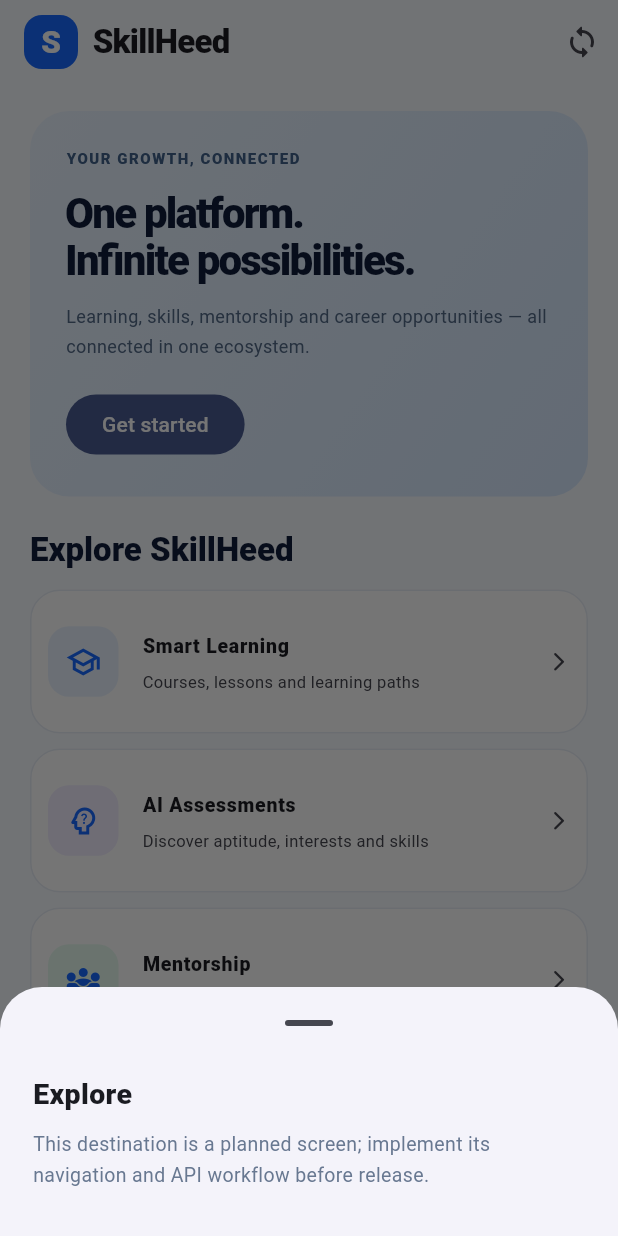
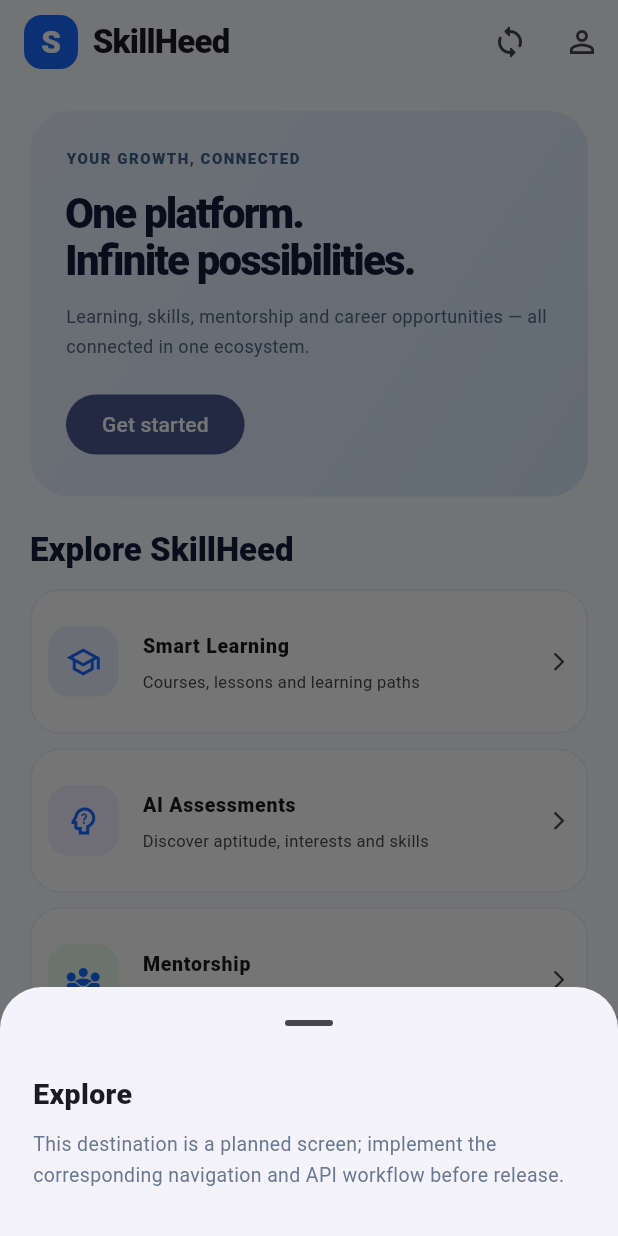
Before and after one commit to rohit552/agent2026, a Flutter app: the screen it shows after launch, item 2 of the bottom bar chosen, on a phone screen of 412 x 824 dp. Run offline on Flutter 3.47's test engine with Material 3 defaults, Android fonts, the light colour scheme and no system bars; our stand-ins replace flutter_secure_storage; network calls fail.

Commit message:
Connect Flutter home screen to secure account session and auth screen

```diff
--- a/apps/mobile/lib/screens/home_screen.dart
+++ b/apps/mobile/lib/screens/home_screen.dart
@@ -1,5 +1,7 @@
 import 'package:flutter/material.dart';
 import '../services/api_client.dart';
+import '../services/auth_service.dart';
+import 'auth_screen.dart';
 
 class HomeScreen extends StatefulWidget {
   const HomeScreen({super.key});
@@ -9,10 +11,17 @@
 
 class _HomeScreenState extends State<HomeScreen> {
   final _api = ApiClient();
+  final _auth = AuthService();
   String _apiState = 'Checking API connection…';
+  Map<String, dynamic>? _currentUser;
+  bool _loadingProfile = true;
 
   @override
-  void initState() { super.initState(); _checkApi(); }
+  void initState() {
+    super.initState();
+    _checkApi();
+    _restoreSession();
+  }
 
   Future<void> _checkApi() async {
     try {
@@ -25,6 +34,69 @@
     }
   }
 
+  Future<void> _restoreSession() async {
+    try {
+      final user = await _auth.currentUser();
+      if (!mounted) return;
+      setState(() { _currentUser = user; _loadingProfile = false; });
+    } catch (_) {
+      if (!mounted) return;
+      setState(() => _loadingProfile = false);
+    }
+  }
+
+  Future<void> _openAccount() async {
+    if (_currentUser == null) {
+      final user = await Navigator.of(context).push<Map<String, dynamic>>(
+        MaterialPageRoute(builder: (_) => const AuthScreen()),
+      );
+      if (!mounted) return;
+      if (user != null) setState(() => _currentUser = user);
+      return;
+    }
+
+    await showModalBottomSheet<void>(
+      context: context,
+      showDragHandle: true,
+      builder: (sheetContext) => SafeArea(child: Padding(
+        padding: const EdgeInsets.fromLTRB(22, 10, 22, 25),
+        child: Column(mainAxisSize: MainAxisSize.min, crossAxisAlignment: CrossAxisAlignment.start, children: [
+          Text(_currentUser?['fullName']?.toString() ?? 'SkillHeed user', style: const TextStyle(fontSize: 19, fontWeight: FontWeight.w800)),
+          const SizedBox(height: 5),
+          Text(_currentUser?['email']?.toString() ?? '', style: const TextStyle(fontSize: 12, color: Color(0xFF687891))),
+          const SizedBox(height: 8),
+          Text('Role: ${_currentUser?['role'] ?? 'USER'}', style: const TextStyle(fontSize: 11, color: Color(0xFF687891))),
+          const SizedBox(height: 18),
+          OutlinedButton.icon(
+            onPressed: () async {
+              await _auth.logout();
+              if (!mounted) return;
+              Navigator.of(sheetContext).pop();
+              setState(() => _currentUser = null);
+            },
+            icon: const Icon(Icons.logout),
+            label: const Text('Sign out'),
+          ),
+        ]),
+      )),
+    );
+  }
+
+  void _showInfo(BuildContext context, String title, String body) {
+    showModalBottomSheet<void>(
+      context: context,
+      showDragHandle: true,
+      builder: (context) => Padding(
+        padding: const EdgeInsets.fromLTRB(22, 10, 22, 30),
+        child: Column(mainAxisSize: MainAxisSize.min, crossAxisAlignment: CrossAxisAlignment.start, children: [
+          Text(title, style: const TextStyle(fontSize: 19, fontWeight: FontWeight.w800)),
+          const SizedBox(height: 9),
+          Text(body, style: const TextStyle(fontSize: 13, height: 1.65, color: Color(0xFF687891))),
+        ]),
+      ),
+    );
+  }
+
   @override
   Widget build(BuildContext context) {
     final modules = [
@@ -35,52 +107,79 @@
       ('Olympiads & Quests','Join challenges and competitions',Icons.emoji_events_outlined,const Color(0xFFFFF5DF)),
       ('Sports & Talent','Showcase achievements and discover events',Icons.sports_soccer_outlined,const Color(0xFFE7FAFF)),
     ];
+
     return Scaffold(
       appBar: AppBar(
         backgroundColor: const Color(0xFFF7FAFF),
         title: Row(children: [
-          Container(width:36,height:36,alignment:Alignment.center,decoration:BoxDecoration(color:const Color(0xFF1769FF),borderRadius:BorderRadius.circular(12)),
-            child: const Text('S',style:TextStyle(color:Colors.white,fontWeight:FontWeight.w800,fontSize:21))),
-          const SizedBox(width:10), const Text('SkillHeed',style:TextStyle(fontWeight:FontWeight.w800,letterSpacing:-.5)),
+          Container(
+            width: 36, height: 36,
+            alignment: Alignment.center,
+            decoration: BoxDecoration(color: const Color(0xFF1769FF), borderRadius: BorderRadius.circular(12)),
+            child: const Text('S', style: TextStyle(color: Colors.white, fontWeight: FontWeight.w800, fontSize: 21)),
+          ),
+          const SizedBox(width: 10),
+          const Text('SkillHeed', style: TextStyle(fontWeight: FontWeight.w800, letterSpacing: -.5)),
         ]),
-        actions: [IconButton(onPressed:_checkApi,icon:const Icon(Icons.sync_rounded),tooltip:'Check API')],
+        actions: [
+          IconButton(onPressed: _checkApi, icon: const Icon(Icons.sync_rounded), tooltip: 'Check API'),
+          IconButton(onPressed: _openAccount, icon: Icon(_currentUser == null ? Icons.person_outline : Icons.account_circle_outlined), tooltip: _currentUser == null ? 'Sign in' : 'Account'),
+        ],
       ),
-      body: SafeArea(child: ListView(padding:const EdgeInsets.fromLTRB(20,18,20,30),children:[
-        Container(padding:const EdgeInsets.all(24),decoration:BoxDecoration(borderRadius:BorderRadius.circular(26),gradient:const LinearGradient(colors:[Color(0xFFEAF4FF),Color(0xFFD7E9FF)],begin:Alignment.topLeft,end:Alignment.bottomRight)),
-          child:Column(crossAxisAlignment:CrossAxisAlignment.start,children:[
-            const Text('YOUR GROWTH, CONNECTED',style:TextStyle(fontSize:10,letterSpacing:1,fontWeight:FontWeight.w800,color:Color(0xFF41628B))),
-            const SizedBox(height:15),
-            Text('One platform.\nInfinite possibilities.',style:Theme.of(context).textTheme.headlineMedium?.copyWith(fontWeight:FontWeight.w800,color:const Color(0xFF101D3A),height:1.12,letterSpacing:-1.2)),
-            const SizedBox(height:12),
-            const Text('Learning, skills, mentorship and career opportunities — all connected in one ecosystem.',style:TextStyle(fontSize:12,height:1.7,color:Color(0xFF536A88))),
-            const SizedBox(height:18),
-            FilledButton(onPressed:()=>_showInfo(context,'Create account','Connect this action to the registration endpoint and a verified email/OTP provider.'),child:const Text('Get started')),
-          ])),
-        const SizedBox(height:22),
-        Text('Explore SkillHeed',style:Theme.of(context).textTheme.titleLarge?.copyWith(fontWeight:FontWeight.w800,color:const Color(0xFF101D3A))),
-        const SizedBox(height:12),
-        ...modules.map((m)=>Card(margin:const EdgeInsets.only(bottom:10),child:ListTile(contentPadding:const EdgeInsets.all(12),
-          leading:Container(width:47,height:47,decoration:BoxDecoration(color:m.$4,borderRadius:BorderRadius.circular(14)),child:Icon(m.$3,color:const Color(0xFF1769FF))),
-          title:Text(m.$1,style:const TextStyle(fontWeight:FontWeight.w800,fontSize:13)),
-          subtitle:Padding(padding:const EdgeInsets.only(top:5),child:Text(m.$2,style:const TextStyle(fontSize:11,height:1.5))),
-          trailing:const Icon(Icons.arrow_forward_ios_rounded,size:15),
-          onTap:()=>_showInfo(context,m.$1,'This module UI and protected API endpoints need to be implemented before enabling live actions.'),
-        ))),
-        const SizedBox(height:8),
-        Row(children:[Icon(_apiState=='API connected'?Icons.check_circle:Icons.info_outline,size:16,color:_apiState=='API connected'?Colors.green:Colors.blueGrey),const SizedBox(width:8),Expanded(child:Text(_apiState,style:const TextStyle(fontSize:10,color:Color(0xFF687891))))]),
-      ])),
-      bottomNavigationBar:NavigationBar(selectedIndex:0,destinations:const[
-        NavigationDestination(icon:Icon(Icons.home_outlined),selectedIcon:Icon(Icons.home),label:'Home'),
-        NavigationDestination(icon:Icon(Icons.explore_outlined),label:'Explore'),
-        NavigationDestination(icon:Icon(Icons.bookmark_border),label:'Saved'),
-        NavigationDestination(icon:Icon(Icons.person_outline),label:'Profile'),
-      ],onDestinationSelected:(i){if(i!=0)_showInfo(context,['Home','Explore','Saved','Profile'][i],'This destination is a planned screen; implement its navigation and API workflow before release.');}),
+      body: SafeArea(child: ListView(
+        padding: const EdgeInsets.fromLTRB(20, 18, 20, 30),
+        children: [
+          Container(
+            padding: const EdgeInsets.all(24),
+            decoration: BoxDecoration(
+              borderRadius: BorderRadius.circular(26),
+              gradient: const LinearGradient(colors: [Color(0xFFEAF4FF), Color(0xFFD7E9FF)], begin: Alignment.topLeft, end: Alignment.bottomRight),
+            ),
+            child: Column(crossAxisAlignment: CrossAxisAlignment.start, children: [
+              const Text('YOUR GROWTH, CONNECTED', style: TextStyle(fontSize: 10, letterSpacing: 1, fontWeight: FontWeight.w800, color: Color(0xFF41628B))),
+              const SizedBox(height: 15),
+              Text('One platform.\nInfinite possibilities.', style: Theme.of(context).textTheme.headlineMedium?.copyWith(fontWeight: FontWeight.w800, color: const Color(0xFF101D3A), height: 1.12, letterSpacing: -1.2)),
+              const SizedBox(height: 12),
+              const Text('Learning, skills, mentorship and career opportunities — all connected in one ecosystem.', style: TextStyle(fontSize: 12, height: 1.7, color: Color(0xFF536A88))),
+              const SizedBox(height: 18),
+              FilledButton(onPressed: _currentUser == null ? _openAccount : () => _showInfo(context, 'Welcome to SkillHeed', 'Your account is connected. Your personalized learning dashboard will be enabled as product modules are released.'), child: Text(_currentUser == null ? 'Get started' : 'Welcome, ${_currentUser?['fullName']?.toString().split(' ').first ?? 'Learner'}')),
+            ]),
+          ),
+          const SizedBox(height: 22),
+          Text('Explore SkillHeed', style: Theme.of(context).textTheme.titleLarge?.copyWith(fontWeight: FontWeight.w800, color: const Color(0xFF101D3A))),
+          const SizedBox(height: 12),
+          ...modules.map((m) => Card(
+            margin: const EdgeInsets.only(bottom: 10),
+            child: ListTile(
+              contentPadding: const EdgeInsets.all(12),
+              leading: Container(width: 47, height: 47, decoration: BoxDecoration(color: m.$4, borderRadius: BorderRadius.circular(14)), child: Icon(m.$3, color: const Color(0xFF1769FF))),
+              title: Text(m.$1, style: const TextStyle(fontWeight: FontWeight.w800, fontSize: 13)),
+              subtitle: Padding(padding: const EdgeInsets.only(top: 5), child: Text(m.$2, style: const TextStyle(fontSize: 11, height: 1.5))),
+              trailing: const Icon(Icons.arrow_forward_ios_rounded, size: 15),
+              onTap: () => _showInfo(context, m.$1, 'This module UI and its protected API endpoints need to be implemented before enabling live actions.'),
+            ),
+          )),
+          const SizedBox(height: 8),
+          Row(children: [
+            Icon(_apiState == 'API connected' ? Icons.check_circle : Icons.info_outline, size: 16, color: _apiState == 'API connected' ? Colors.green : Colors.blueGrey),
+            const SizedBox(width: 8),
+            Expanded(child: Text(_loadingProfile ? 'Restoring secure session…' : _apiState, style: const TextStyle(fontSize: 10, color: Color(0xFF687891)))),
+          ]),
+        ],
+      )),
+      bottomNavigationBar: NavigationBar(
+        selectedIndex: 0,
+        destinations: const [
+          NavigationDestination(icon: Icon(Icons.home_outlined), selectedIcon: Icon(Icons.home), label: 'Home'),
+          NavigationDestination(icon: Icon(Icons.explore_outlined), label: 'Explore'),
+          NavigationDestination(icon: Icon(Icons.bookmark_border), label: 'Saved'),
+          NavigationDestination(icon: Icon(Icons.person_outline), label: 'Profile'),
+        ],
+        onDestinationSelected: (index) {
+          if (index == 3) { _openAccount(); return; }
+          if (index != 0) _showInfo(context, ['Home','Explore','Saved','Profile'][index], 'This destination is a planned screen; implement the corresponding navigation and API workflow before release.');
+        },
+      ),
     );
   }
-
-  void _showInfo(BuildContext context,String title,String body) {
-    showModalBottomSheet<void>(context:context,showDragHandle:true,builder:(context)=>Padding(padding:const EdgeInsets.fromLTRB(22,10,22,30),child:Column(mainAxisSize:MainAxisSize.min,crossAxisAlignment:CrossAxisAlignment.start,children:[
-      Text(title,style:const TextStyle(fontSize:19,fontWeight:FontWeight.w800)),const SizedBox(height:9),Text(body,style:const TextStyle(fontSize:13,height:1.65,color:Color(0xFF687891)))
-    ])));
-  }
 }
```
